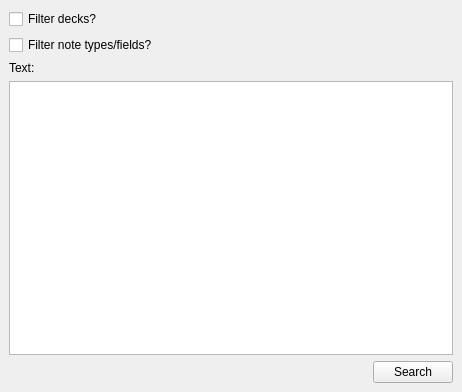
Above: designer/search.ui from ll-in-anki/find-missing-words before the change. Below: the same form after it.
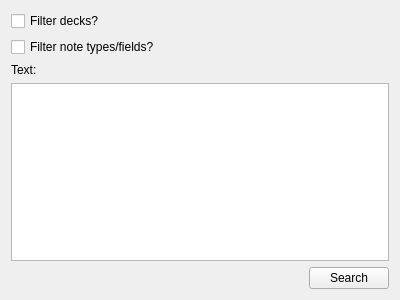
That is the form after the change.

Commit message: Convert search from MainWindow to Widget

What changed in the file:
```diff
--- a/designer/search.ui
+++ b/designer/search.ui
@@ -1,19 +1,18 @@
 <?xml version="1.0" encoding="UTF-8"?>
 <ui version="4.0">
- <class>MainWindow</class>
- <widget class="QMainWindow" name="MainWindow">
+ <class>Form</class>
+ <widget class="QWidget" name="Form">
   <property name="geometry">
    <rect>
     <x>0</x>
     <y>0</y>
-    <width>462</width>
-    <height>392</height>
+    <width>400</width>
+    <height>300</height>
    </rect>
   </property>
   <property name="windowTitle">
    <string>Find Missing Words</string>
   </property>
-  <widget class="QWidget" name="centralwidget">
    <layout class="QVBoxLayout" name="verticalLayout">
     <item>
      <layout class="QHBoxLayout" name="filter_decks_hbox">
@@ -105,7 +104,6 @@
      </layout>
     </item>
    </layout>
-  </widget>
  </widget>
  <resources/>
  <connections/>
```
Left out of the diff: 10 changed lines with no effect on the pictures. Lines whose indentation alone changed are shown as unchanged. The commit also changes 2 other files.
